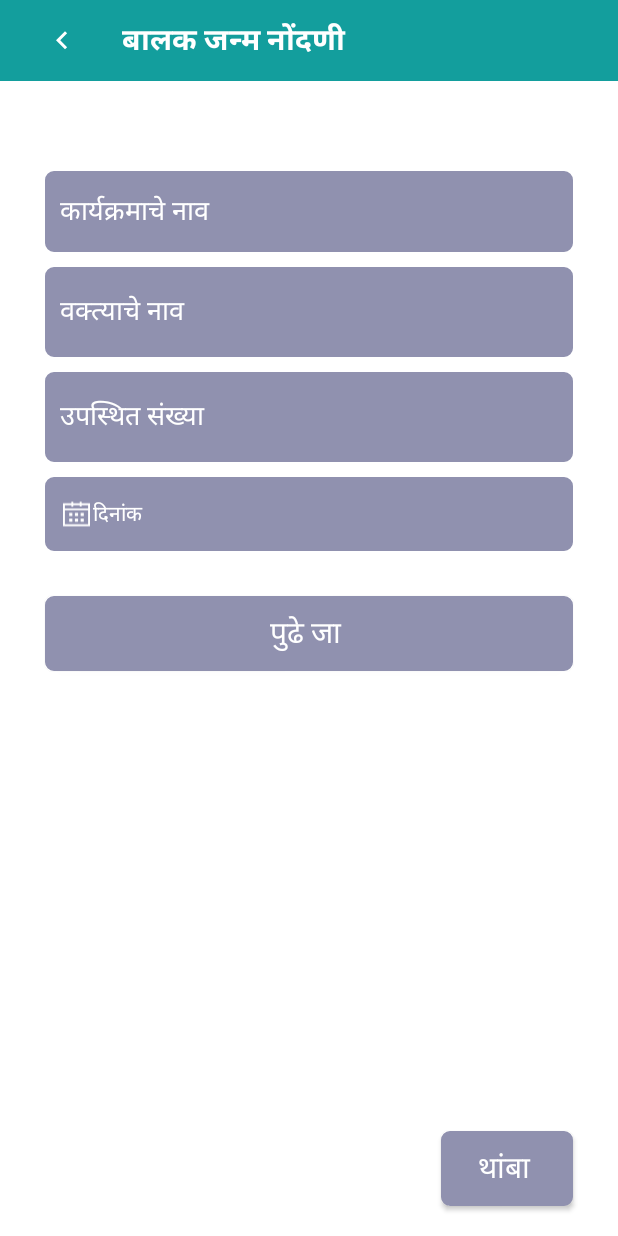
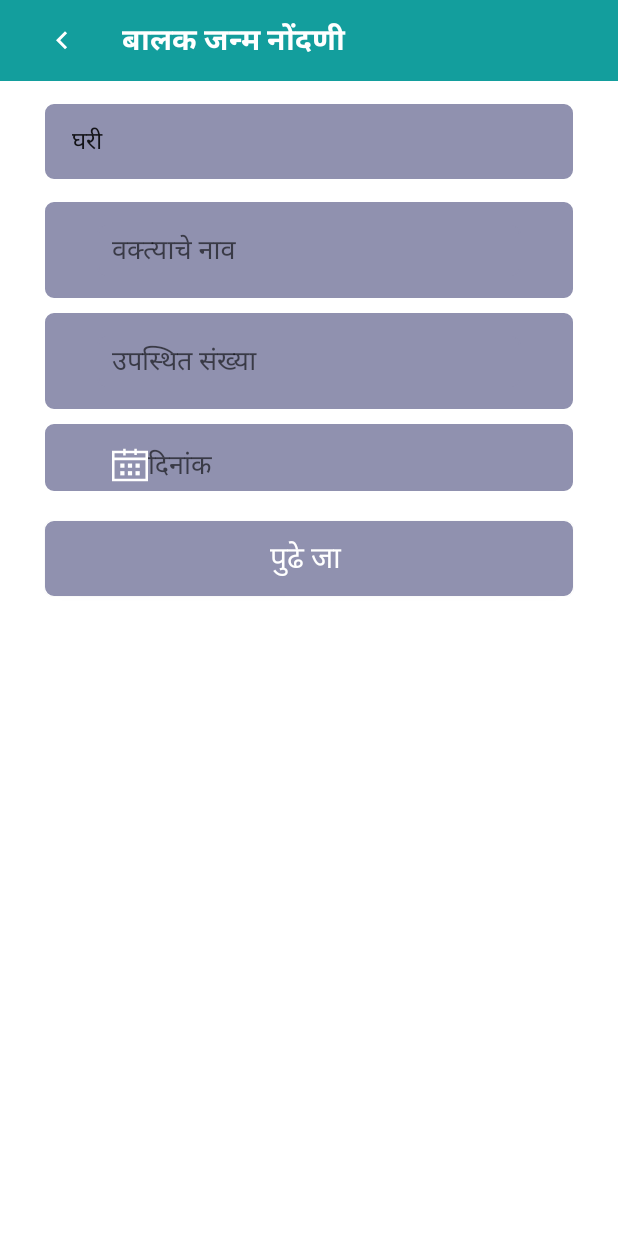
Before and after one commit to vishallandepatil/SAPU, an Android app: the fragment Karyakram_Fragment placed in its activity, on a phone screen of 412 x 824 dp. Run offline under Robolectric (Android 15) with nearby library versions, the phone set to English and light mode, and no system bars.

Commit message:
answer table database

```diff
--- a/app/src/main/java/com/hatchers/hedgewar/Menus/karyakram/Karyakram_Fragment.java
+++ b/app/src/main/java/com/hatchers/hedgewar/Menus/karyakram/Karyakram_Fragment.java
@@ -1,27 +1,37 @@
 package com.hatchers.hedgewar.Menus.karyakram;
 
 import android.app.DatePickerDialog;
+import android.content.Context;
 import android.os.Bundle;
+import android.support.design.widget.TextInputEditText;
 import android.support.v4.app.Fragment;
 import android.view.LayoutInflater;
 import android.view.View;
 import android.view.ViewGroup;
+import android.widget.AdapterView;
+import android.widget.ArrayAdapter;
+import android.widget.Button;
 import android.widget.DatePicker;
-import android.widget.EditText;
 import android.widget.ImageButton;
-import android.widget.TextView;
+import android.widget.Spinner;
 
 import com.hatchers.hedgewar.R;
+import com.hatchers.hedgewar.database.Answer_Table;
+import com.hatchers.hedgewar.database.Answer_Table_Helper;
 
 import java.util.Calendar;
 
 
-public class Karyakram_Fragment extends Fragment {
+public class Karyakram_Fragment extends Fragment implements AdapterView.OnItemSelectedListener {
 
-    private TextView programDate;
+    private TextInputEditText programDate,program_holder_name,present_people_count;
     private ImageButton back;
     private DatePickerDialog dpd;
+    private Spinner program_name;
     private int mYear, mMonth, mDay;
+    private Button next;
+    Answer_Table answer;
+    Context context;
 
     private String[] Program_array={"कार्यक्रमाचे नाव ","डोहाळजेवण ","नामकरण ","उष्टावण ","नवदंपती ","सुद्रुढ बालक स्पर्धा ",
                                     "मातांशी संवाद / अन्य कार्यक्रम ","प्रकल्प प्रमुख भेटीत उपस्थिती ","शाळेतील आरोग्य शिक्षण कार्यक्रम ",
@@ -37,9 +47,34 @@ public class Karyakram_Fragment extends Fragment {
         // Inflate the layout for this fragment
         View view= inflater.inflate(R.layout.fragment_karyakram, container, false);
 
-        programDate=(TextView)view.findViewById(R.id.karyakram_date);
+        initializations(view);
+        onclicklisterns();
+
+        program_name.setOnItemSelectedListener(this);
+
+        ArrayAdapter<CharSequence> adapter = ArrayAdapter.createFromResource(getContext(),
+                R.array.delivery_place, android.R.layout.simple_spinner_item);
+
+        adapter.setDropDownViewResource(R.layout.spinner_item);
+
+        program_name.setAdapter(adapter);
+
+
+        return view;
+    }
+
+    private void initializations(View view)
+    {
         back=(ImageButton)view.findViewById(R.id.btn_back);
+        next=(Button) view.findViewById(R.id.next);
+        program_name=(Spinner) view.findViewById(R.id.program_name);
+        program_holder_name=(TextInputEditText)view.findViewById(R.id.program_holder_name);
+        present_people_count=(TextInputEditText)view.findViewById(R.id.present_people_count);
+        programDate=(TextInputEditText)view.findViewById(R.id.karyakram_date);
+    }
 
+    private void onclicklisterns()
+    {
         programDate.setOnClickListener(new View.OnClickListener() {
             @Override
             public void onClick(View view) {
@@ -52,7 +87,20 @@ public class Karyakram_Fragment extends Fragment {
                 getActivity().onBackPressed();
             }
         });
-        return view;
+
+
+        next.setOnClickListener(new View.OnClickListener() {
+            @Override
+            public void onClick(View v) {
+                setAnswerData();
+                if(checkValidation())
+                {
+                   Answer_Table_Helper.insertAnswer(context,answer);
+                    getActivity().onBackPressed();
+                }
+            }
+        });
+
     }
 
     public void displayDatepicker()
@@ -75,4 +123,59 @@ public class Karyakram_Fragment extends Fragment {
         dpd.show();
     }
 
+
+
+    private boolean checkValidation()
+    {
+        boolean response=true;
+
+        if(program_holder_name.getText().toString().trim().length()==0) {
+            program_holder_name.setError("वक्त्याचे नाव टाका");
+            response = false;
+        }
+        else
+        {
+            program_holder_name.setError(null);
+        }
+
+        if(present_people_count.getText().toString().trim().length()==0) {
+            present_people_count.setError("उपस्थित संख्या टाका");
+            response = false;
+        }
+        else
+        {
+            present_people_count.setError(null);
+        }
+
+        if(programDate.getText().toString().trim().length()==0) {
+            programDate.setError("दिनांक टाका");
+            response = false;
+        }
+        else
+        {
+            programDate.setError(null);
+        }
+
+        return response;
+    }
+
+    private void setAnswerData()
+    {
+        answer=new Answer_Table();
+
+        answer.setProgram_holderValue(program_holder_name.getText().toString());
+        answer.setProgram_topicValue(program_name.getSelectedItem().toString());
+        answer.setAnswer_countValue(present_people_count.getText().toString());
+        answer.setAns_dateValue(programDate.getText().toString());
+
+    }
+    @Override
+    public void onItemSelected(AdapterView<?> parent, View view, int position, long id) {
+
+    }
+
+    @Override
+    public void onNothingSelected(AdapterView<?> parent) {
+
+    }
 }
--- a/app/src/main/res/layout/fragment_karyakram.xml
+++ b/app/src/main/res/layout/fragment_karyakram.xml
@@ -11,7 +11,7 @@
         android:layout_height="54dp"
         app:titleTextColor="@color/white"
         android:background="@color/colorPrimary"
-        android:id="@+id/toolbar">
+        android:id="@+id/toolbar_krayakram">
 
 
         <LinearLayout
@@ -44,25 +44,35 @@
     </android.support.v7.widget.Toolbar>
 
 
-    <EditText
+
+    <Spinner
         android:layout_width="match_parent"
-        android:layout_height="54dp"
-        android:layout_below="@id/toolbar"
-        android:layout_marginTop="60dp"
-        android:layout_marginBottom="10dp"
+        android:layout_height="50dp"
+        android:layout_below="@id/toolbar_krayakram"
         android:hint="कार्यक्रमाचे नाव "
+        android:layout_marginTop="15dp"
         android:background="@drawable/shape"
         android:textColorHint="@color/white"
-        android:id="@+id/karyakram_name"
+        android:id="@+id/program_name"
         android:layout_marginRight="30dp"
         android:layout_marginLeft="30dp"
         android:paddingLeft="10dp"/>
 
 
+    <android.support.design.widget.TextInputLayout
+        android:layout_width="match_parent"
+        android:layout_height="wrap_content"
+        android:id="@+id/programholder_name_layout"
+        android:layout_marginRight="30dp"
+        android:layout_marginLeft="30dp"
+        android:layout_marginTop="15dp"
+        android:background="@drawable/shape"
+        android:layout_below="@id/program_name">
 
-    <EditText
+
+    <android.support.design.widget.TextInputEditText
         android:layout_width="match_parent"
-        android:layout_height="60dp"
+        android:layout_height="wrap_content"
         android:background="@drawable/shape"
         android:hint="वक्त्याचे नाव "
         android:paddingLeft="10dp"
@@ -72,10 +82,24 @@
         android:layout_marginLeft="30dp"
         android:layout_marginBottom="10dp"
         android:layout_below="@+id/karyakram_name"/>
+</android.support.design.widget.TextInputLayout>
 
-    <EditText
+
+
+    <android.support.design.widget.TextInputLayout
         android:layout_width="match_parent"
-        android:layout_height="60dp"
+        android:layout_height="wrap_content"
+        android:id="@+id/present_people_count_layout"
+        android:layout_marginRight="30dp"
+        android:layout_marginLeft="30dp"
+        android:layout_marginTop="10dp"
+        android:background="@drawable/shape"
+        android:layout_below="@id/programholder_name_layout">
+
+
+    <android.support.design.widget.TextInputEditText
+        android:layout_width="match_parent"
+        android:layout_height="wrap_content"
         android:hint="उपस्थित संख्या "
         android:paddingLeft="10dp"
         android:background="@drawable/shape"
@@ -84,64 +108,50 @@
         android:layout_marginRight="30dp"
         android:layout_marginLeft="30dp"
         android:layout_marginBottom="10dp"
-        android:layout_below="@+id/program_holder_name"/>
+       />
+</android.support.design.widget.TextInputLayout>
 
-    <LinearLayout
+
+    <android.support.design.widget.TextInputLayout
         android:layout_width="match_parent"
         android:layout_height="wrap_content"
-        android:layout_below="@+id/present_people_count"
-        android:background="@drawable/shape"
+        android:id="@+id/date_layout"
         android:layout_marginRight="30dp"
         android:layout_marginLeft="30dp"
-        android:layout_marginBottom="10dp"
-        android:id="@+id/linear1"
-        android:paddingLeft="10dp"
-        android:weightSum="2">
+        android:layout_marginTop="10dp"
+        android:background="@drawable/shape"
+        android:layout_below="@id/present_people_count_layout">
 
-    <ImageView
-        android:layout_width="22dp"
-        android:layout_height="40dp"
-        android:src="@drawable/calendar"
-        android:padding="2dp"/>
 
-    <TextView
+    <android.support.design.widget.TextInputEditText
+        android:drawableLeft="@drawable/calendar"
         android:layout_width="match_parent"
         android:layout_height="wrap_content"
         android:hint="दिनांक"
         android:layout_gravity="center"
+        android:layout_marginRight="30dp"
+        android:layout_marginLeft="30dp"
+        android:paddingLeft="10dp"
         android:background="#9091AF"
         android:textColorHint="@color/white"
-        android:clickable="false"
+        android:focusable="false"
         android:id="@+id/karyakram_date"
        />
 
-    </LinearLayout>
+    </android.support.design.widget.TextInputLayout>
+
     <Button
         android:layout_width="match_parent"
         android:layout_height="50dp"
         android:text="पुढे जा "
+        android:id="@+id/next"
         android:textSize="20dp"
         android:layout_marginRight="30dp"
         android:layout_marginLeft="30dp"
         android:layout_marginBottom="10dp"
         android:layout_marginTop="20dp"
-        android:layout_below="@+id/linear1"
+        android:layout_below="@+id/date_layout"
         android:textColor="@color/white"
         android:background="@drawable/shape"/>
 
-
-    <Button
-        android:layout_width="wrap_content"
-        android:layout_height="50dp"
-        android:text="थांबा "
-        android:textSize="20dp"
-        android:layout_alignParentBottom="true"
-        android:layout_alignParentRight="true"
-        android:layout_marginRight="30dp"
-        android:layout_marginLeft="30dp"
-        android:layout_marginBottom="20dp"
-        android:textColor="@color/white"
-        android:background="@drawable/shape"/>
-
-
 </RelativeLayout>
```
Also changed, not shown: app/src/main/java/com/hatchers/hedgewar/database/Answer_Table.java (added, +139 -0 lines), app/src/main/java/com/hatchers/hedgewar/database/Answer_Table_Helper.java (added, +205 -0 lines), app/src/main/assets/hedgewar.db.
